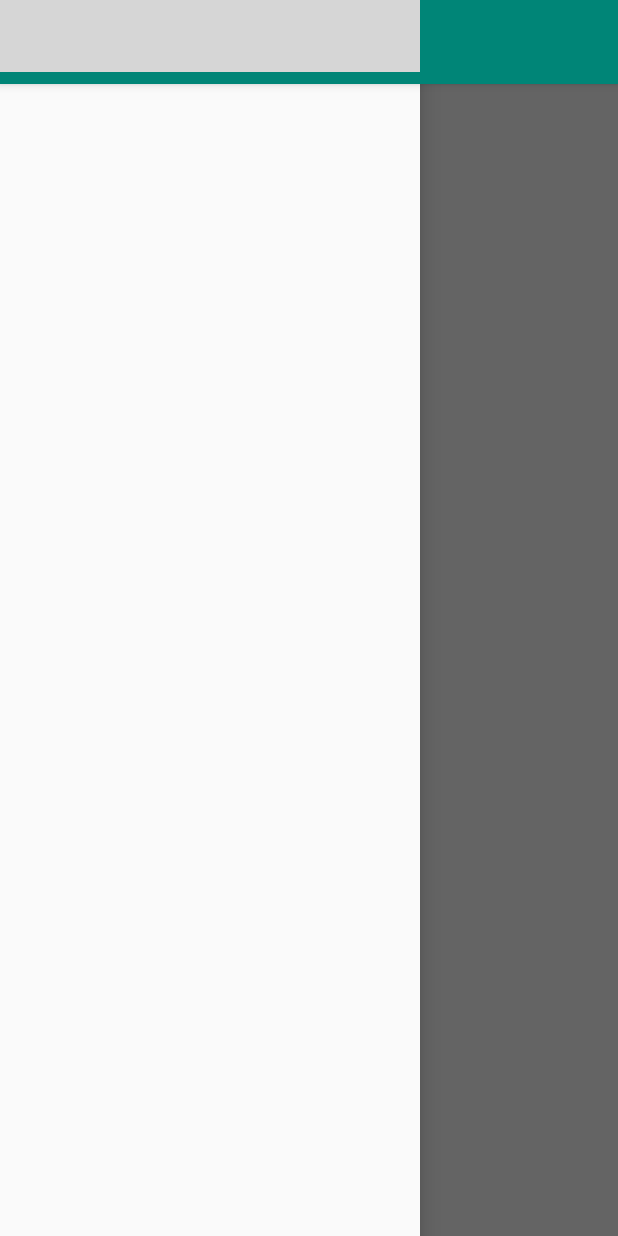
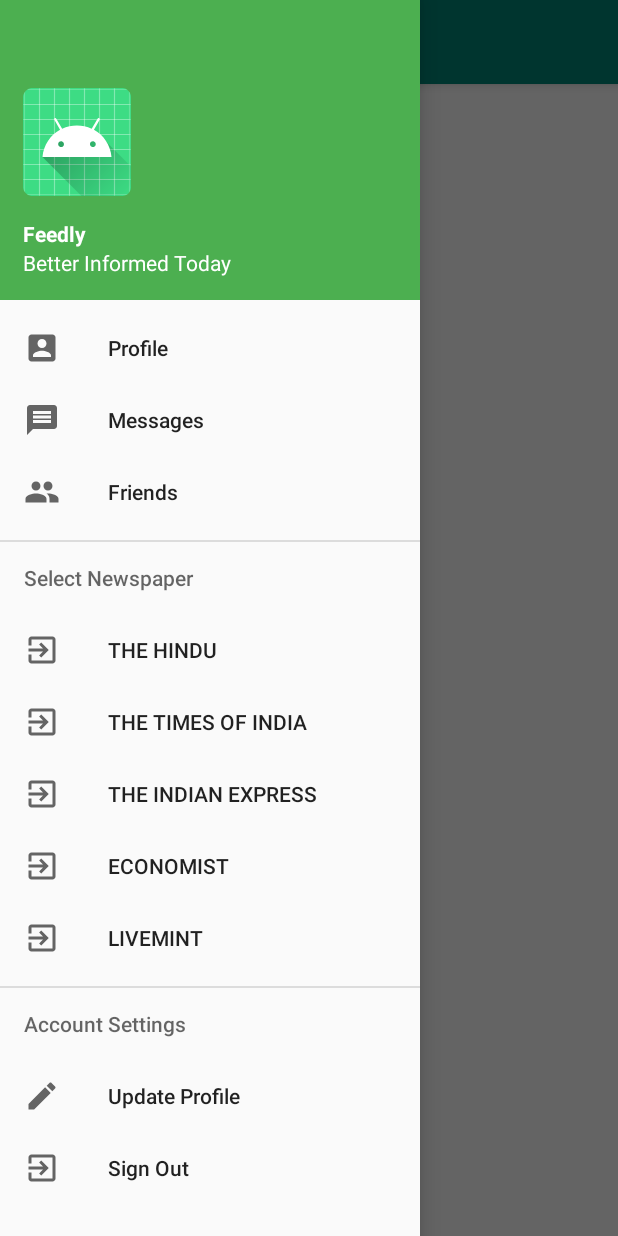
Before and after one commit to imtpj10/NewsFeedUsingRSSAndroid, an Android app: the screen it shows after launch (MainActivity), with the side drawer open, on a phone screen of 412 x 824 dp. Run offline under Robolectric (Android 15) with nearby library versions, the phone set to English and light mode, and no system bars; network calls fail; pictures from the network do not load; grey boxes are pictures that could not be loaded.

Commit message:
Added fragments for each newspaper

```diff
--- a/app/build.gradle
+++ b/app/build.gradle
@@ -35,6 +35,7 @@
     androidTestImplementation 'androidx.test.ext:junit:1.1.1'
     androidTestImplementation 'androidx.test.espresso:espresso-core:3.2.0'
 
+    implementation 'com.google.android.material:material:1.0.0'
     // gson
     implementation 'com.google.code.gson:gson:2.8.6'
 
@@ -49,5 +50,5 @@
     kapt 'com.github.bumptech.glide:compiler:4.9.0'
 
     // parsing html
-    implementation 'org.jsoup:jsoup:1.11.2'
+    implementation 'org.jsoup:jsoup:1.13.1'
 }
--- a/app/src/main/AndroidManifest.xml
+++ b/app/src/main/AndroidManifest.xml
@@ -9,7 +9,7 @@
         android:roundIcon="@mipmap/ic_launcher_round"
         android:supportsRtl="true"
         android:theme="@style/AppTheme">
-        <activity android:name=".MainActivity">
+        <activity android:name=".MainActivity" android:theme="@style/AppTheme.NoActionBar">
             <intent-filter>
                 <action android:name="android.intent.action.MAIN" />
 
--- a/app/src/main/java/com/example/opinion/MainActivity.kt
+++ b/app/src/main/java/com/example/opinion/MainActivity.kt
@@ -2,11 +2,97 @@
 
 import androidx.appcompat.app.AppCompatActivity
 import android.os.Bundle
+import android.view.MenuItem
+import android.widget.Toast
+import androidx.appcompat.app.ActionBarDrawerToggle
+import androidx.appcompat.widget.Toolbar
+import androidx.core.view.GravityCompat
+import androidx.drawerlayout.widget.DrawerLayout
+import com.example.opinion.Constants.ECONOMIST
+import com.example.opinion.Constants.LIVEMINT
+import com.example.opinion.Constants.THE_HINDU
+import com.example.opinion.Constants.THE_INDIAN_EXPRESS
+import com.example.opinion.Constants.THE_TIMES_OF_INDIA
+import com.google.android.material.navigation.NavigationView
 
-class MainActivity : AppCompatActivity() {
+class MainActivity : AppCompatActivity(), NavigationView.OnNavigationItemSelectedListener {
+    lateinit var toolbar: Toolbar
+    lateinit var drawerLayout: DrawerLayout
+    lateinit var navView: NavigationView
+
+
     override fun onCreate(savedInstanceState: Bundle?) {
         super.onCreate(savedInstanceState)
         setContentView(R.layout.activity_main)
-        supportFragmentManager.beginTransaction().replace(R.id.fragment_root,RSSFragment()).commit()
+
+
+
+        toolbar = findViewById(R.id.toolbar)
+        setSupportActionBar(toolbar)
+
+        drawerLayout = findViewById(R.id.drawer_layout)
+        navView = findViewById(R.id.nav_view)
+        navView.setNavigationItemSelectedListener(this)
+
+        val toggle = ActionBarDrawerToggle(
+            this, drawerLayout, toolbar, 0, 0
+        )
+        drawerLayout.addDrawerListener(toggle)
+        toggle.syncState()
+
+        if (savedInstanceState == null) {
+            supportFragmentManager.beginTransaction()
+                .replace(R.id.fragment_root, RSSFragment(THE_HINDU))
+                .commit()
+            navView.setCheckedItem(R.id.theHindu)
+        }
+
+    }
+
+    override fun onNavigationItemSelected(item: MenuItem): Boolean {
+        when (item.itemId) {
+            R.id.nav_profile -> {
+                Toast.makeText(this, "Profile clicked", Toast.LENGTH_SHORT).show()
+            }
+            R.id.nav_messages -> {
+                Toast.makeText(this, "Messages clicked", Toast.LENGTH_SHORT).show()
+            }
+            R.id.nav_friends -> {
+                Toast.makeText(this, "Friends clicked", Toast.LENGTH_SHORT).show()
+            }
+            R.id.nav_update -> {
+                Toast.makeText(this, "Update clicked", Toast.LENGTH_SHORT).show()
+            }
+            R.id.nav_logout -> {
+                Toast.makeText(this, "Sign out clicked", Toast.LENGTH_SHORT).show()
+            }
+            R.id.theHindu -> {
+                supportFragmentManager.beginTransaction()
+                    .replace(R.id.fragment_root, RSSFragment(THE_HINDU))
+                    .commit()
+            }
+            R.id.theIndianExpress -> {
+                supportFragmentManager.beginTransaction().replace(
+                    R.id.fragment_root, RSSFragment(THE_INDIAN_EXPRESS)
+                ).commit()
+            }
+            R.id.theTimesOfIndia -> {
+                supportFragmentManager.beginTransaction().replace(
+                    R.id.fragment_root, RSSFragment(THE_TIMES_OF_INDIA)
+                ).commit()
+            }
+            R.id.economist -> {
+                supportFragmentManager.beginTransaction().replace(
+                    R.id.fragment_root, RSSFragment(ECONOMIST)
+                ).commit()
+            }
+            R.id.livemint -> {
+                supportFragmentManager.beginTransaction().replace(
+                    R.id.fragment_root, RSSFragment(LIVEMINT)
+                ).commit()
+            }
+        }
+        drawerLayout.closeDrawer(GravityCompat.START)
+        return true
     }
 }
--- a/app/src/main/java/com/example/opinion/RSSFragment.kt
+++ b/app/src/main/java/com/example/opinion/RSSFragment.kt
@@ -24,13 +24,13 @@
  * Use the [RSSFragment.newInstance] factory method to
  * create an instance of this fragment.
  */
-class RSSFragment : Fragment() {
+class RSSFragment(private val url: String): Fragment() {
     // TODO: Customize parameters
     private var columnCount = 1
 
     private var listener: OnListFragmentInteractionListener? = null
 
-    val RSS_FEED_LINK = "https://www.thehindu.com/news/feeder/default.rss"
+    val RSS_FEED_LINK = url
         //"https://www.relsellglobal.in/feed/";
 
     var adapter: MyItemRecyclerViewAdapter? = null
--- /dev/null
+++ b/app/src/main/res/drawable/ic_friends.xml
@@ -0,0 +1,10 @@
+<vector xmlns:android="http://schemas.android.com/apk/res/android"
+    android:width="24dp"
+    android:height="24dp"
+    android:viewportWidth="24"
+    android:viewportHeight="24"
+    android:tint="?attr/colorControlNormal">
+  <path
+      android:fillColor="@android:color/white"
+      android:pathData="M16,11c1.66,0 2.99,-1.34 2.99,-3S17.66,5 16,5c-1.66,0 -3,1.34 -3,3s1.34,3 3,3zM8,11c1.66,0 2.99,-1.34 2.99,-3S9.66,5 8,5C6.34,5 5,6.34 5,8s1.34,3 3,3zM8,13c-2.33,0 -7,1.17 -7,3.5L1,19h14v-2.5c0,-2.33 -4.67,-3.5 -7,-3.5zM16,13c-0.29,0 -0.62,0.02 -0.97,0.05 1.16,0.84 1.97,1.97 1.97,3.45L17,19h6v-2.5c0,-2.33 -4.67,-3.5 -7,-3.5z"/>
+</vector>
--- /dev/null
+++ b/app/src/main/res/drawable/ic_messages.xml
@@ -0,0 +1,10 @@
+<vector xmlns:android="http://schemas.android.com/apk/res/android"
+    android:width="24dp"
+    android:height="24dp"
+    android:viewportWidth="24"
+    android:viewportHeight="24"
+    android:tint="?attr/colorControlNormal">
+  <path
+      android:fillColor="@android:color/white"
+      android:pathData="M20,2L4,2c-1.1,0 -1.99,0.9 -1.99,2L2,22l4,-4h14c1.1,0 2,-0.9 2,-2L22,4c0,-1.1 -0.9,-2 -2,-2zM18,14L6,14v-2h12v2zM18,11L6,11L6,9h12v2zM18,8L6,8L6,6h12v2z"/>
+</vector>
--- /dev/null
+++ b/app/src/main/res/drawable/ic_newspaper.xml
@@ -0,0 +1,10 @@
+<vector xmlns:android="http://schemas.android.com/apk/res/android"
+    android:width="24dp"
+    android:height="24dp"
+    android:viewportWidth="24"
+    android:viewportHeight="24"
+    android:tint="?attr/colorControlNormal">
+  <path
+      android:fillColor="@android:color/white"
+      android:pathData="M10.09,15.59L11.5,17l5,-5 -5,-5 -1.41,1.41L12.67,11H3v2h9.67l-2.58,2.59zM19,3H5c-1.11,0 -2,0.9 -2,2v4h2V5h14v14H5v-4H3v4c0,1.1 0.89,2 2,2h14c1.1,0 2,-0.9 2,-2V5c0,-1.1 -0.9,-2 -2,-2z"/>
+</vector>
--- /dev/null
+++ b/app/src/main/res/drawable/ic_profile.xml
@@ -0,0 +1,10 @@
+<vector xmlns:android="http://schemas.android.com/apk/res/android"
+    android:width="24dp"
+    android:height="24dp"
+    android:viewportWidth="24"
+    android:viewportHeight="24"
+    android:tint="?attr/colorControlNormal">
+  <path
+      android:fillColor="@android:color/white"
+      android:pathData="M3,5v14c0,1.1 0.89,2 2,2h14c1.1,0 2,-0.9 2,-2L21,5c0,-1.1 -0.9,-2 -2,-2L5,3c-1.11,0 -2,0.9 -2,2zM15,9c0,1.66 -1.34,3 -3,3s-3,-1.34 -3,-3 1.34,-3 3,-3 3,1.34 3,3zM6,17c0,-2 4,-3.1 6,-3.1s6,1.1 6,3.1v1L6,18v-1z"/>
+</vector>
--- /dev/null
+++ b/app/src/main/res/drawable/ic_signout.xml
@@ -0,0 +1,10 @@
+<vector xmlns:android="http://schemas.android.com/apk/res/android"
+    android:width="24dp"
+    android:height="24dp"
+    android:viewportWidth="24"
+    android:viewportHeight="24"
+    android:tint="?attr/colorControlNormal">
+  <path
+      android:fillColor="@android:color/white"
+      android:pathData="M10.09,15.59L11.5,17l5,-5 -5,-5 -1.41,1.41L12.67,11H3v2h9.67l-2.58,2.59zM19,3H5c-1.11,0 -2,0.9 -2,2v4h2V5h14v14H5v-4H3v4c0,1.1 0.89,2 2,2h14c1.1,0 2,-0.9 2,-2V5c0,-1.1 -0.9,-2 -2,-2z"/>
+</vector>
--- /dev/null
+++ b/app/src/main/res/drawable/ic_update.xml
@@ -0,0 +1,10 @@
+<vector xmlns:android="http://schemas.android.com/apk/res/android"
+    android:width="24dp"
+    android:height="24dp"
+    android:viewportWidth="24"
+    android:viewportHeight="24"
+    android:tint="?attr/colorControlNormal">
+  <path
+      android:fillColor="@android:color/white"
+      android:pathData="M3,17.25V21h3.75L17.81,9.94l-3.75,-3.75L3,17.25zM20.71,7.04c0.39,-0.39 0.39,-1.02 0,-1.41l-2.34,-2.34c-0.39,-0.39 -1.02,-0.39 -1.41,0l-1.83,1.83 3.75,3.75 1.83,-1.83z"/>
+</vector>
--- a/app/src/main/res/layout/fragment_item_list.xml
+++ b/app/src/main/res/layout/fragment_item_list.xml
@@ -1,5 +1,6 @@
 <?xml version="1.0" encoding="utf-8"?>
-<androidx.recyclerview.widget.RecyclerView xmlns:android="http://schemas.android.com/apk/res/android"
+<androidx.recyclerview.widget.RecyclerView
+    xmlns:android="http://schemas.android.com/apk/res/android"
     xmlns:app="http://schemas.android.com/apk/res-auto"
     xmlns:tools="http://schemas.android.com/tools"
     android:id="@+id/listV"
--- /dev/null
+++ b/app/src/main/res/layout/nav_header.xml
@@ -0,0 +1,33 @@
+<?xml version="1.0" encoding="utf-8"?>
+<LinearLayout
+    xmlns:android="http://schemas.android.com/apk/res/android"
+    xmlns:app="http://schemas.android.com/apk/res-auto"
+    android:layout_width="match_parent"
+    android:layout_height="200dp"
+    android:background="#4CAF50"
+    android:orientation="vertical"
+    android:gravity="bottom"
+    android:paddingLeft="15dp"
+    android:paddingBottom="15dp">
+
+    <ImageView
+        android:layout_width="wrap_content"
+        android:layout_height="wrap_content"
+        app:srcCompat="@mipmap/ic_launcher"
+        android:id="@+id/imageView"
+        android:layout_marginBottom="15dp"/>
+
+    <TextView
+        android:layout_width="match_parent"
+        android:layout_height="wrap_content"
+        android:text="Feedly"
+        android:textColor="#FFFFFF"
+        android:textStyle="bold"/>
+
+    <TextView
+        android:layout_width="wrap_content"
+        android:layout_height="wrap_content"
+        android:text="Better Informed Today"
+        android:textColor="#FFFFFF"/>
+
+</LinearLayout>
--- /dev/null
+++ b/app/src/main/res/menu/nav_menu.xml
@@ -0,0 +1,58 @@
+<?xml version="1.0" encoding="utf-8"?>
+<menu xmlns:android="http://schemas.android.com/apk/res/android">
+
+
+    <group>
+        <item
+            android:id="@+id/nav_profile"
+            android:icon="@drawable/ic_profile"
+            android:title="Profile"/>
+        <item
+            android:id="@+id/nav_messages"
+            android:icon="@drawable/ic_messages"
+            android:title="Messages"/>
+        <item
+            android:id="@+id/nav_friends"
+            android:icon="@drawable/ic_friends"
+            android:title="Friends"/>
+    </group>
+
+    <item android:title="Select Newspaper">
+        <menu>
+            <item
+                android:id="@+id/theHindu"
+                android:icon="@drawable/ic_newspaper"
+                android:title="THE HINDU"/>
+            <item
+                android:id="@+id/theTimesOfIndia"
+                android:icon="@drawable/ic_newspaper"
+                android:title="THE TIMES OF INDIA"/>
+            <item
+                android:id="@+id/theIndianExpress"
+                android:icon="@drawable/ic_newspaper"
+                android:title="THE INDIAN EXPRESS"/>
+
+            <item
+                android:id="@+id/economist"
+                android:icon="@drawable/ic_newspaper"
+                android:title="ECONOMIST"/>
+            <item
+                android:id="@+id/livemint"
+                android:icon="@drawable/ic_newspaper"
+                android:title="LIVEMINT"/>
+        </menu>
+    </item>
+
+    <item android:title="Account Settings">
+        <menu>
+            <item
+                android:id="@+id/nav_update"
+                android:icon="@drawable/ic_update"
+                android:title="Update Profile"/>
+            <item
+                android:id="@+id/nav_logout"
+                android:icon="@drawable/ic_signout"
+                android:title="Sign Out"/>
+        </menu>
+    </item>
+</menu>
--- /dev/null
+++ b/app/src/main/res/values-v21/styles.xml
@@ -0,0 +1,8 @@
+<?xml version="1.0" encoding="utf-8"?>
+<resources>
+    <style name="AppTheme.NoActionBar">
+        <item name="windowActionBar">false</item>
+        <item name="windowNoTitle">true</item>
+        <item name="android:statusBarColor">@android:color/transparent</item>
+    </style>
+</resources>
--- a/app/src/main/res/values/styles.xml
+++ b/app/src/main/res/values/styles.xml
@@ -1,14 +1,16 @@
 <resources>
     <!-- Base application theme. -->
     <!-- Base application theme. -->
+    <style name="AppTheme.NoActionBar">
+        <item name="windowActionBar">false</item>
+        <item name="windowNoTitle">true</item>
+    </style>
     <style name="AppTheme" parent="Theme.AppCompat.Light.DarkActionBar">
         <!-- Customize your theme here. -->
         <item name="colorPrimary">@color/colorPrimary</item>
         <item name="colorPrimaryDark">@color/colorPrimaryDark</item>
         <item name="colorAccent">@color/colorAccent</item>
     </style>
-    <style name="NoActionBar" parent="Theme.AppCompat.Light.NoActionBar">
 
-    </style>
 
 </resources>
```
Also changed, not shown: app/src/main/java/com/example/opinion/AppConstants.kt (added, +10 -0 lines), app/src/main/java/com/example/opinion/MyItemRecyclerViewAdapter.kt (+32 -10 lines), app/src/main/res/layout/content_main.xml (added, +65 -0 lines).
